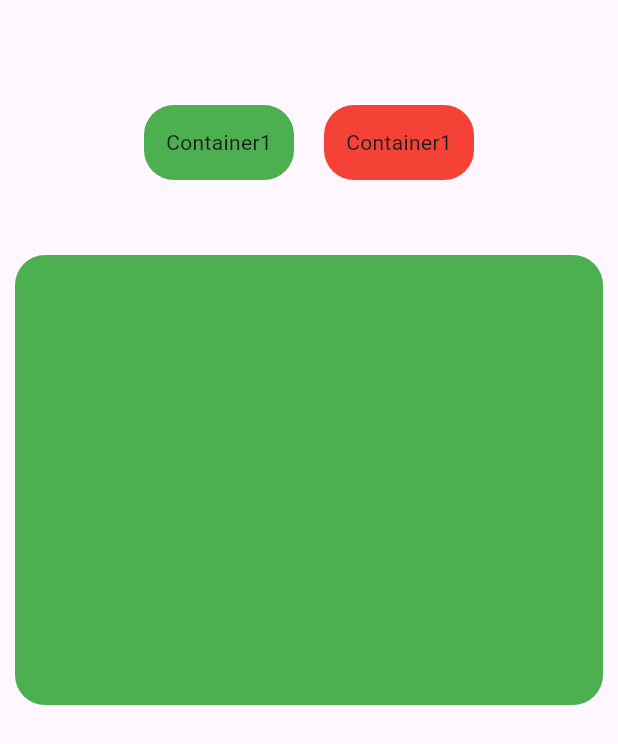
After one commit to iam-talhaa/smit_Academy_practise, a Flutter app: the screen it shows after launch, on a phone screen of 412 x 824 dp. The commit adds this screen. Shown: the top 744 px of the screen. Run offline on Flutter 3.47's test engine with Material 3 defaults, Android fonts, the phone set to English and light mode, and no system bars.

Commit message:
Custom Tab View

```diff
--- /dev/null
+++ b/lib/customTabBar.dart
@@ -0,0 +1,76 @@
+import 'package:flutter/material.dart';
+
+class CustomTabBAr extends StatefulWidget {
+  const CustomTabBAr({super.key});
+
+  @override
+  State<CustomTabBAr> createState() => _CustomTabBArState();
+}
+
+class _CustomTabBArState extends State<CustomTabBAr> {
+  bool isSelected = false;
+
+  @override
+  Widget build(BuildContext context) {
+    return Scaffold(
+      body: Column(
+        children: [
+          SizedBox(
+            height: 70,
+          ),
+          Row(
+            mainAxisAlignment: MainAxisAlignment.center,
+            children: [
+              GestureDetector(
+                onTap: () {
+                  setState(() {
+                    isSelected = true;
+                  });
+                },
+                child: Container(
+                  height: 50,
+                  width: 100,
+                  decoration: BoxDecoration(
+                      borderRadius: BorderRadius.circular(20),
+                      color: isSelected ? Colors.red : Colors.green),
+                  child: Center(child: Text('Container1')),
+                ),
+              ),
+              SizedBox(
+                width: 20,
+              ),
+              GestureDetector(
+                onTap: () {
+                  setState(() {
+                    isSelected = !isSelected;
+                  });
+                },
+                child: Container(
+                  height: 50,
+                  width: 100,
+                  decoration: BoxDecoration(
+                      borderRadius: BorderRadius.circular(20),
+                      color: isSelected ? Colors.green : Colors.red),
+                  child: Center(child: Text('Container1')),
+                ),
+              )
+            ],
+          ),
+          SizedBox(
+            height: 50,
+          ),
+          Padding(
+            padding: const EdgeInsets.symmetric(horizontal: 10),
+            child: Container(
+              height: 300,
+              width: double.infinity,
+              decoration: BoxDecoration(
+                  color: isSelected ? Colors.red : Colors.green,
+                  borderRadius: BorderRadius.circular(20)),
+            ),
+          )
+        ],
+      ),
+    );
+  }
+}
--- a/lib/main.dart
+++ b/lib/main.dart
@@ -1,4 +1,5 @@
 import 'package:flutter/material.dart';
+import 'package:silani_practise/customTabBar.dart';
 import 'package:silani_practise/stack.dart';
 import 'package:silani_practise/tabview.dart';
 
@@ -18,7 +19,7 @@ class _SylaniState extends State<Sylani> {
   Widget build(BuildContext context) {
     return MaterialApp(
       debugShowCheckedModeBanner: false,
-      home: TabBAr(),
+      home: CustomTabBAr(),
     );
   }
 }
```
